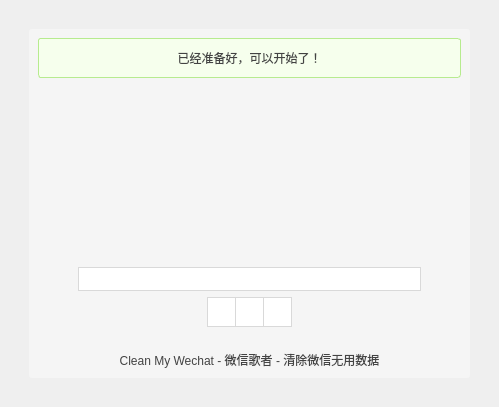
This is ui/main.ui in blackboxo/CleanMyWechat as Qt 5 draws it before an edit. The edited form follows.
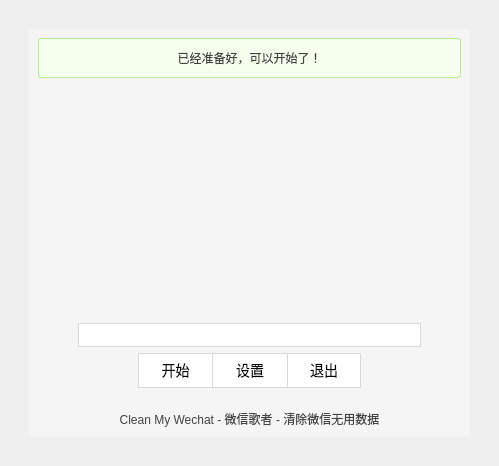
This is the edited form. Icons and pictures are not drawn.

The edit to the form file:
```diff
--- a/ui/main.ui
+++ b/ui/main.ui
@@ -7,7 +7,7 @@
     <x>0</x>
     <y>0</y>
     <width>499</width>
-    <height>407</height>
+    <height>466</height>
    </rect>
   </property>
   <property name="windowTitle">
@@ -127,7 +127,7 @@
         </widget>
        </item>
        <item>
-        <spacer name="verticalSpacer_5">
+        <spacer name="verticalSpacer_4">
          <property name="orientation">
           <enum>Qt::Vertical</enum>
          </property>
@@ -158,8 +158,8 @@
           <widget class="QLabel" name="lab_logo">
            <property name="minimumSize">
             <size>
-             <width>166</width>
-             <height>160</height>
+             <width>200</width>
+             <height>200</height>
             </size>
            </property>
            <property name="styleSheet">
@@ -190,6 +190,19 @@
          </item>
         </layout>
        </item>
+       <item>
+        <spacer name="verticalSpacer_5">
+         <property name="orientation">
+          <enum>Qt::Vertical</enum>
+         </property>
+         <property name="sizeHint" stdset="0">
+          <size>
+           <width>20</width>
+           <height>40</height>
+          </size>
+         </property>
+        </spacer>
+       </item>
        <item>
         <layout class="QHBoxLayout" name="horizontalLayout_2">
          <item>
@@ -283,7 +296,7 @@
             <enum>Qt::Horizontal</enum>
            </property>
            <property name="sizeType">
-            <enum>QSizePolicy::Expanding</enum>
+            <enum>QSizePolicy::Fixed</enum>
            </property>
            <property name="sizeHint" stdset="0">
             <size>
@@ -314,7 +327,10 @@
 }</string>
            </property>
            <property name="text">
-            <string>&lt;html&gt;&lt;head/&gt;&lt;body&gt;&lt;p&gt;&lt;img src=&quot;:/icon/用户_体力.svg&quot;/&gt;&lt;/p&gt;&lt;/body&gt;&lt;/html&gt;</string>
+            <string>&lt;html&gt;&lt;head/&gt;&lt;body&gt;&lt;p&gt;开始&lt;/p&gt;&lt;/body&gt;&lt;/html&gt;</string>
+           </property>
+           <property name="alignment">
+            <set>Qt::AlignCenter</set>
            </property>
           </widget>
          </item>
@@ -323,7 +339,7 @@
            <property name="minimumSize">
             <size>
              <width>0</width>
-             <height>30</height>
+             <height>35</height>
             </size>
            </property>
            <property name="styleSheet">
@@ -345,7 +361,10 @@
 }</string>
            </property>
            <property name="text">
-            <string>&lt;html&gt;&lt;head/&gt;&lt;body&gt;&lt;p&gt;&lt;img src=&quot;:/icon/全局_反馈.svg&quot;/&gt;&lt;/p&gt;&lt;/body&gt;&lt;/html&gt;</string>
+            <string>&lt;html&gt;&lt;head/&gt;&lt;body&gt;&lt;p&gt;设置&lt;/p&gt;&lt;/body&gt;&lt;/html&gt;</string>
+           </property>
+           <property name="alignment">
+            <set>Qt::AlignCenter</set>
            </property>
           </widget>
          </item>
@@ -376,7 +395,10 @@
 }</string>
            </property>
            <property name="text">
-            <string>&lt;html&gt;&lt;head/&gt;&lt;body&gt;&lt;p&gt;&lt;img src=&quot;:/icon/顶部_退出.svg&quot;/&gt;&lt;/p&gt;&lt;/body&gt;&lt;/html&gt;</string>
+            <string>&lt;html&gt;&lt;head/&gt;&lt;body&gt;&lt;p&gt;退出&lt;/p&gt;&lt;/body&gt;&lt;/html&gt;</string>
+           </property>
+           <property name="alignment">
+            <set>Qt::AlignCenter</set>
            </property>
           </widget>
          </item>
@@ -385,9 +407,12 @@
            <property name="orientation">
             <enum>Qt::Horizontal</enum>
            </property>
+           <property name="sizeType">
+            <enum>QSizePolicy::Fixed</enum>
+           </property>
            <property name="sizeHint" stdset="0">
             <size>
-             <width>40</width>
+             <width>100</width>
              <height>20</height>
             </size>
            </property>
```
